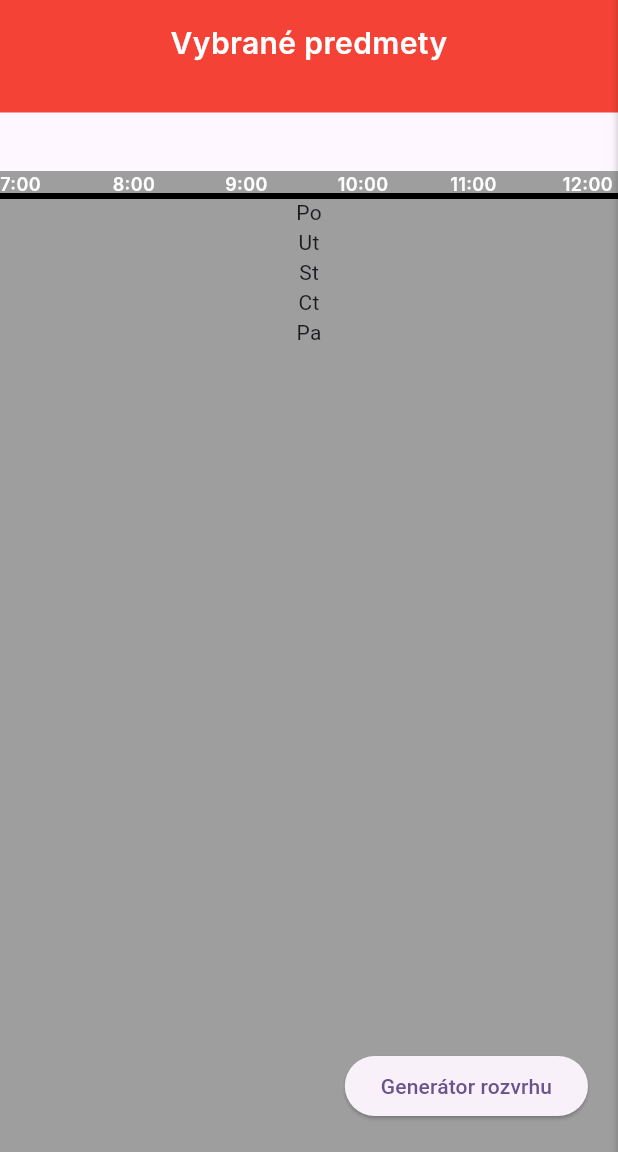
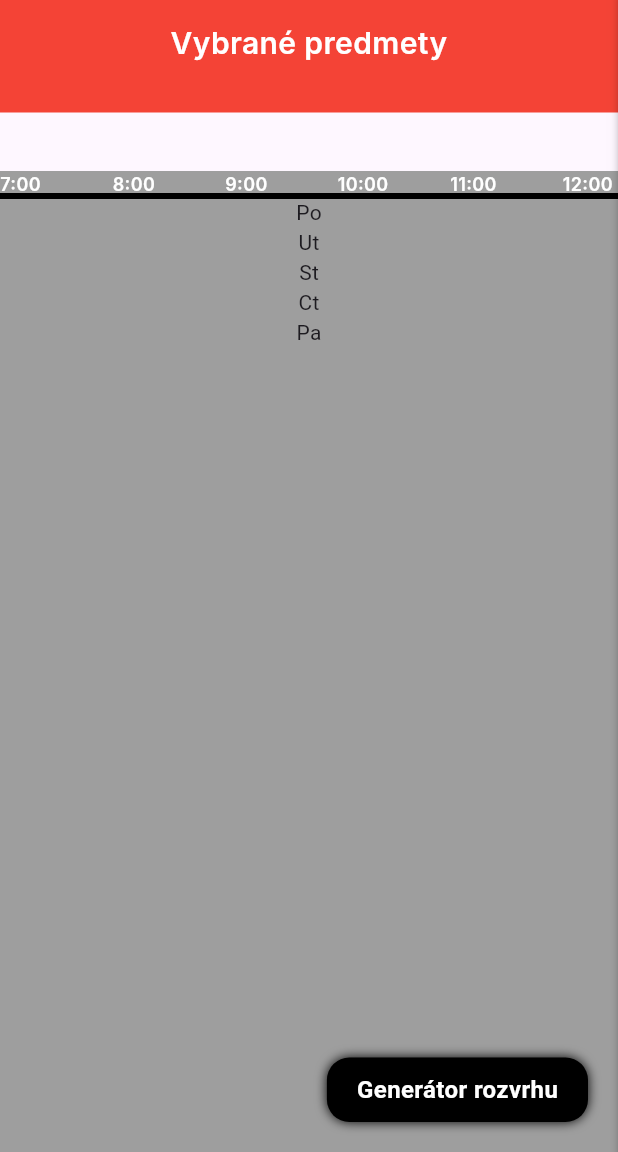
Before and after one commit to FIT-schedule-maker-plus/FIT-schedule-maker-plus, a Flutter app: the screen it shows after launch, on a phone screen of 412 x 824 dp, the part 84-1236 px from its top. Run offline on Flutter 3.47's test engine with Material 3 defaults, Android fonts, the phone set to English and light mode, and no system bars; missing offline and left inert: chaleno; Roboto replaces fonts that are missing (Inter).

Commit message:
Add generic `BlackButton`

```diff
--- a/src/lib/views/homepage.dart
+++ b/src/lib/views/homepage.dart
@@ -1,4 +1,4 @@
-// ignore_for_file: prefer_const_constructors, prefer_const_literals_to_create_immutables
+// ignore_for_file: prefer_const_constructors, prefer_const_literals_to_create_immutables, sort_child_properties_last, prefer_const_constructors_in_immutables, must_be_immutable
 
 import 'package:fit_schedule_maker_plus/viewmodels/app.dart';
 import 'package:fit_schedule_maker_plus/views/complete_timetable.dart';
@@ -114,7 +114,13 @@ class _ContentState extends State<Content> with TickerProviderStateMixin {
             alignment: Alignment.centerRight,
             children: [
               TimetableContainer(),
-              buildGeneratorButton(),
+              _animationController.status == AnimationStatus.dismissed
+                  ? Positioned(
+                      right: 20,
+                      bottom: 20,
+                      child: BlackButton(onTap: () => _animationController.forward()),
+                    )
+                  : Container(),
               Generator(animationController: _animationController, ofssetAnimation: _offsetAnimation),
             ],
           ),
@@ -124,16 +130,37 @@ class _ContentState extends State<Content> with TickerProviderStateMixin {
       ),
     );
   }
+}
 
-  Widget buildGeneratorButton() {
-    return Positioned(
-      right: 20,
-      bottom: 20,
-      child: ElevatedButton(
-        child: Text("Generátor rozvrhu"),
-        onPressed: () => _animationController.forward(),
-      ),
-    );
+class BlackButton extends StatefulWidget {
+  void Function()? onTap;
+  BlackButton({this.onTap, super.key});
+
+  @override
+  State<BlackButton> createState() => _BlackButtonState();
+}
+
+class _BlackButtonState extends State<BlackButton> {
+  @override
+  Widget build(BuildContext context) {
+    bool isHovering = false;
+
+    return StatefulBuilder(builder: (context, setState) {
+      return InkWell(
+        onTap: widget.onTap,
+        onHover: (value) => setState(() => isHovering = value),
+        child: Container(
+          padding: EdgeInsets.symmetric(horizontal: 20, vertical: 10),
+          child: Center(
+            child: Text("Generátor rozvrhu", style: TextStyle(color: Colors.white, fontSize: 16, fontWeight: FontWeight.w600)),
+          ),
+          decoration: BoxDecoration(
+              color: isHovering ? Color.fromARGB(255, 20, 20, 20) : Colors.black,
+              borderRadius: BorderRadius.circular(15),
+              boxShadow: [BoxShadow(blurRadius: 6, color: Colors.black)]),
+        ),
+      );
+    });
   }
 }
 
@@ -145,7 +172,10 @@ class SideBarVisibility extends StatelessWidget {
   Widget build(BuildContext context) {
     return Container(
       width: activeTab == 0 ? 315.0 : 0.0,
-      color: Color.fromARGB(255, 52, 52, 52),
+      decoration: BoxDecoration(
+        border: Border.all(style: BorderStyle.none, width: 0),
+        color: Color.fromARGB(255, 52, 52, 52),
+      ),
       child: SideBar(),
     );
   }
```
